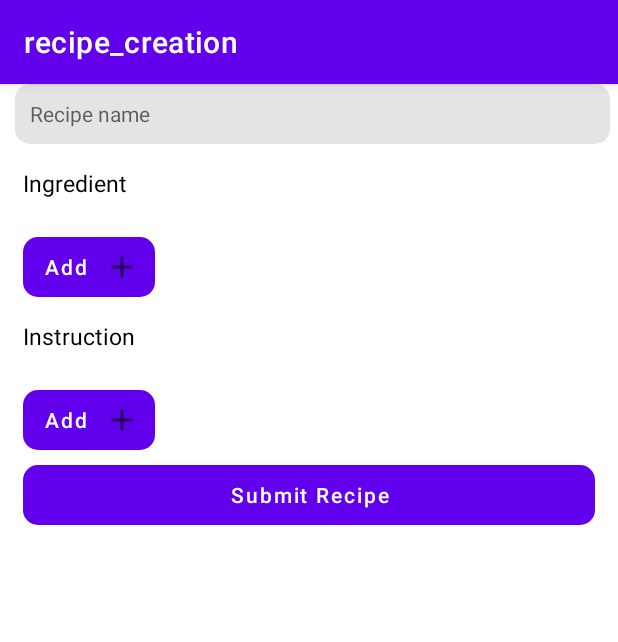
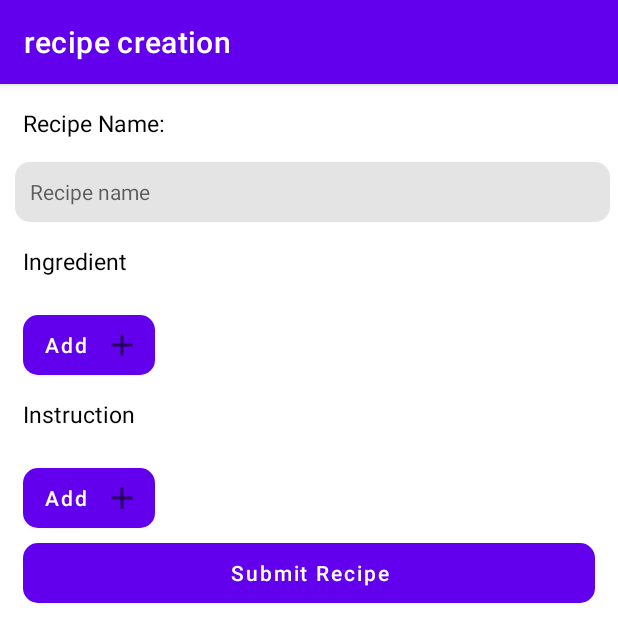
Before and after one commit to JingfeiPeng/cs446_android_team, an Android app: the RecipeCreation screen opened directly, with no data from a screen before it, on a phone screen of 412 x 824 dp. Shown: the top 642 px of the screen. Run offline under Robolectric (Android 15) with nearby library versions, the phone set to English and light mode, and no system bars.

Commit message:
add recipe name field label and action bars for view recipe and recipe list

```diff
--- a/app/src/main/res/layout/recipe_creation_view.xml
+++ b/app/src/main/res/layout/recipe_creation_view.xml
@@ -9,6 +9,13 @@
     android:layout_height="match_parent"
     android:orientation="vertical"
     tools:context=".MainActivity">
+    <TextView
+        android:layout_width="wrap_content"
+        android:layout_height="wrap_content"
+        android:text="@string/recipe_name"
+        android:textSize="15sp"
+        android:layout_margin="15dp"
+        android:textColor="@color/black"></TextView>
     <EditText
         android:id="@+id/edit_recipe_name"
         android:layout_marginLeft="10dp"
--- a/app/src/main/res/values/strings.xml
+++ b/app/src/main/res/values/strings.xml
@@ -10,7 +10,8 @@
     <string name="button_prev">Prev</string>
     <string name="button_next">Next</string>
 
-    <string name="title_activity_recipe_creation">recipe_creation</string>
+    <string name="title_activity_recipe_creation">recipe creation</string>
+    <string name="recipe_name">Recipe Name:</string>
     <string name="first_fragment_label">First Fragment</string>
     <string name="second_fragment_label">Second Fragment</string>
     <string name="next">Next</string>
@@ -19,5 +20,6 @@
     <string name="hello_first_fragment">Hello first fragment</string>
     <string name="hello_second_fragment">Hello second fragment. Arg: %1$s</string>
     <string name="title_activity_submit_recipe">SubmitRecipe</string>
-    <string name="title_activity_view_recipe">ViewRecipe</string>
+    <string name="view_recipes">Recipe List</string>
+    <string name="title_activity_view_recipe">Recipe Overview</string>
 </resources>
```
Also changed, not shown: app/src/main/AndroidManifest.xml (+3 -6 lines), app/src/main/res/layout/recipe_view_layout.xml (+7 -0 lines).
